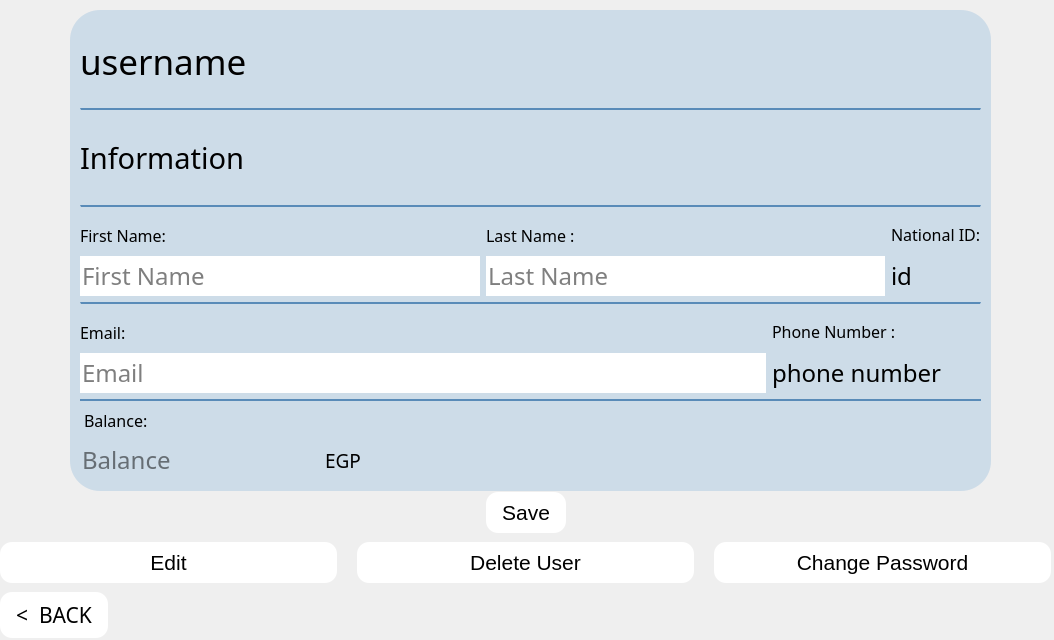
Mahossam36/Smart-Wallet-System, file wallet_proj_qt/simple_wallet/editprofile.ui: the form before one commit.
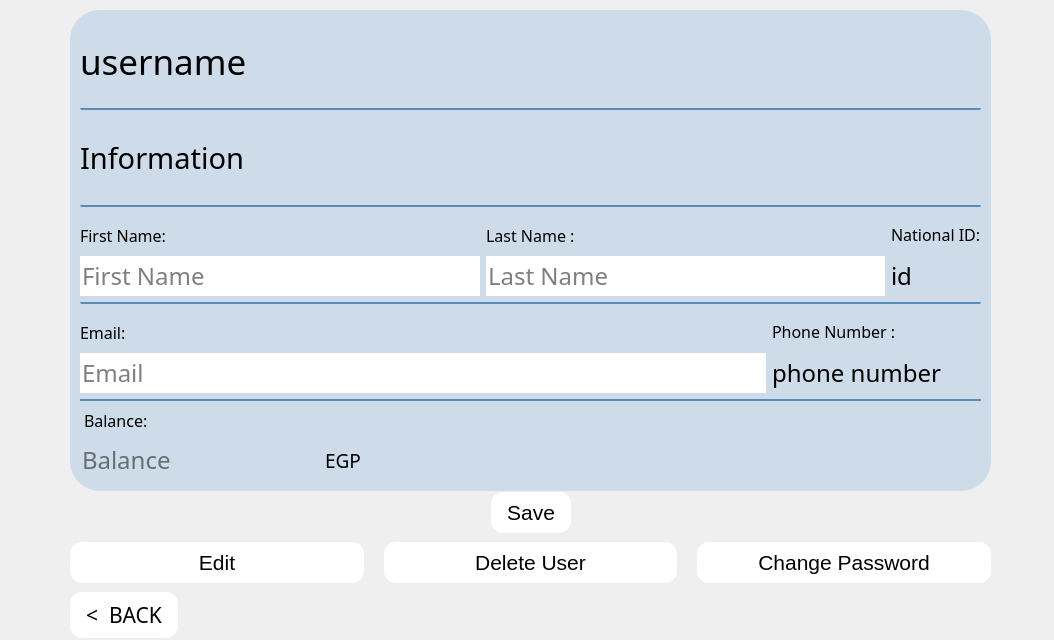
The form after the commit. Icons and pictures are not drawn.

The edit to the form file:
```diff
--- a/wallet_proj_qt/simple_wallet/editprofile.ui
+++ b/wallet_proj_qt/simple_wallet/editprofile.ui
@@ -51,9 +51,9 @@
   <widget class="QWidget" name="verticalLayoutWidget_2">
    <property name="geometry">
     <rect>
-     <x>0</x>
+     <x>70</x>
      <y>489</y>
-     <width>1051</width>
+     <width>921</width>
      <height>152</height>
     </rect>
    </property>
```
